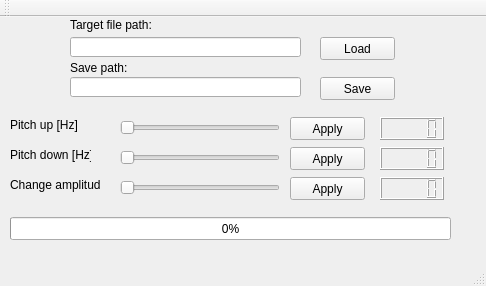
Phyteon/MusicEqualiser1, file GUIMusicEqualiser/GUIMusicEqualiser.ui: the form before one commit.
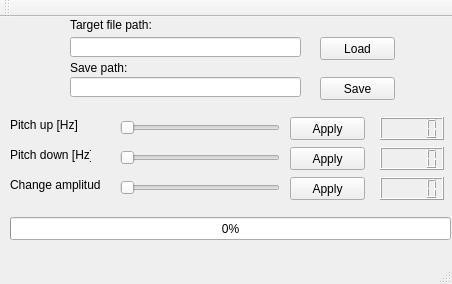
The form after the commit.

Diff of the .ui file:
```diff
--- a/GUIMusicEqualiser/GUIMusicEqualiser.ui
+++ b/GUIMusicEqualiser/GUIMusicEqualiser.ui
@@ -6,8 +6,8 @@
    <rect>
     <x>0</x>
     <y>0</y>
-    <width>486</width>
-    <height>286</height>
+    <width>452</width>
+    <height>284</height>
    </rect>
   </property>
   <property name="windowTitle">
```
Left out of the diff: 2 changed lines with no effect on the pictures.
